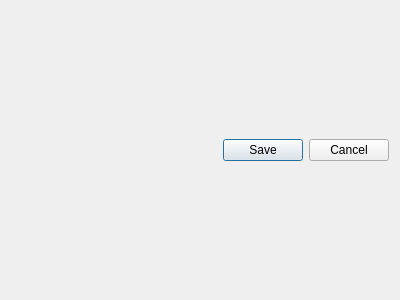
The window that ui/edit_multiattack.ui (MatteoH2O1999/medium_scale_combat_5e) describes before a commit, drawn with Qt 5.
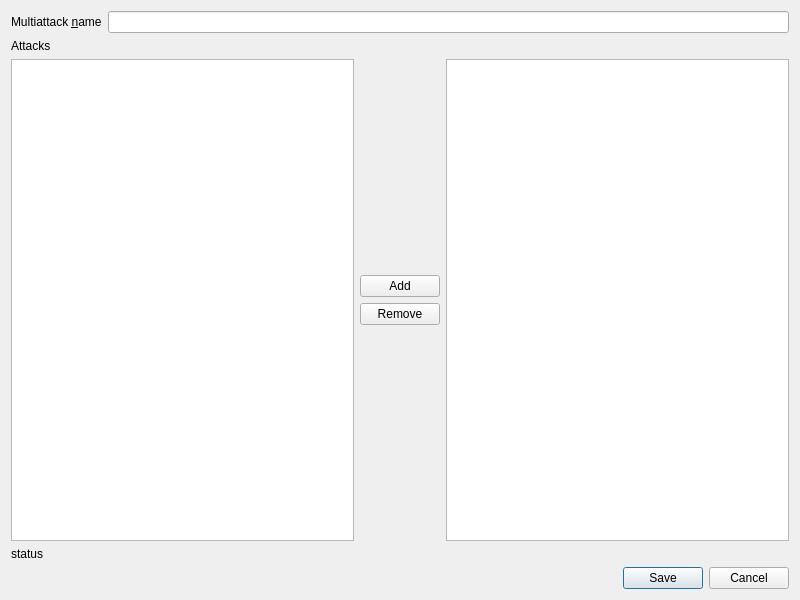
The same window after the commit.

Commit message: Add multiattack dialog

Diff of the .ui file:
```diff
--- a/ui/edit_multiattack.ui
+++ b/ui/edit_multiattack.ui
@@ -6,14 +6,106 @@
    <rect>
     <x>0</x>
     <y>0</y>
-    <width>400</width>
-    <height>300</height>
+    <width>800</width>
+    <height>600</height>
    </rect>
   </property>
   <property name="windowTitle">
    <string>Multiattack editor</string>
   </property>
   <layout class="QVBoxLayout" name="verticalLayout">
+   <item>
+    <layout class="QFormLayout" name="formLayout">
+     <item row="0" column="0">
+      <widget class="QLabel" name="nameLabel">
+       <property name="text">
+        <string>Multiattack &amp;name</string>
+       </property>
+       <property name="buddy">
+        <cstring>nameInput</cstring>
+       </property>
+      </widget>
+     </item>
+     <item row="0" column="1">
+      <widget class="QLineEdit" name="nameInput">
+       <property name="maxLength">
+        <number>256</number>
+       </property>
+       <property name="clearButtonEnabled">
+        <bool>true</bool>
+       </property>
+      </widget>
+     </item>
+    </layout>
+   </item>
+   <item>
+    <widget class="QLabel" name="attackLabel">
+     <property name="text">
+      <string>Attacks</string>
+     </property>
+    </widget>
+   </item>
+   <item>
+    <layout class="QHBoxLayout" name="horizontalLayout">
+     <item>
+      <widget class="QListView" name="availableAttacksList"/>
+     </item>
+     <item>
+      <layout class="QVBoxLayout" name="verticalLayout_2">
+       <item>
+        <spacer name="verticalSpacer">
+         <property name="orientation">
+          <enum>Qt::Vertical</enum>
+         </property>
+         <property name="sizeHint" stdset="0">
+          <size>
+           <width>20</width>
+           <height>40</height>
+          </size>
+         </property>
+        </spacer>
+       </item>
+       <item>
+        <widget class="QPushButton" name="addAttackButton">
+         <property name="text">
+          <string>Add</string>
+         </property>
+        </widget>
+       </item>
+       <item>
+        <widget class="QPushButton" name="removeAttackButton">
+         <property name="text">
+          <string>Remove</string>
+         </property>
+        </widget>
+       </item>
+       <item>
+        <spacer name="verticalSpacer_2">
+         <property name="orientation">
+          <enum>Qt::Vertical</enum>
+         </property>
+         <property name="sizeHint" stdset="0">
+          <size>
+           <width>20</width>
+           <height>40</height>
+          </size>
+         </property>
+        </spacer>
+       </item>
+      </layout>
+     </item>
+     <item>
+      <widget class="QListView" name="multiattackList"/>
+     </item>
+    </layout>
+   </item>
+   <item>
+    <widget class="QLabel" name="statusText">
+     <property name="text">
+      <string>status</string>
+     </property>
+    </widget>
+   </item>
    <item>
     <widget class="QDialogButtonBox" name="dialogButtons">
      <property name="standardButtons">
```
The commit also changes 4 other files.
